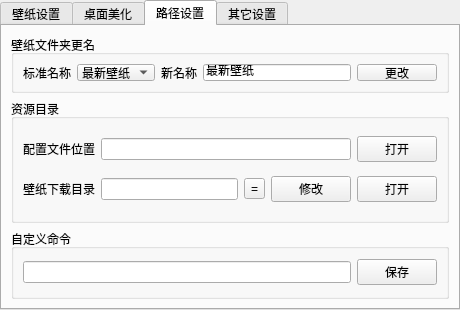
The window that dialog.ui (yjmthu/PySpeedBox) describes before a commit, drawn with Qt 5.
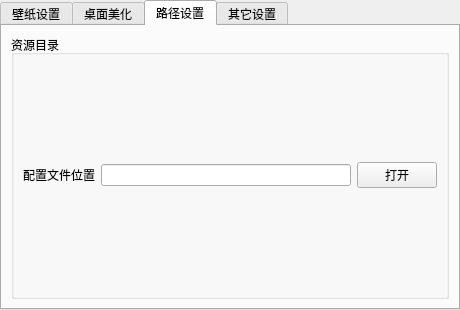
The same window after the commit. The open tabs and pages were chosen to show the change.

The edit to the form file:
```diff
--- a/dialog.ui
+++ b/dialog.ui
@@ -990,102 +990,6 @@
        <property name="bottomMargin">
         <number>9</number>
        </property>
-       <item>
-        <widget class="QGroupBox" name="groupBox_14">
-         <property name="maximumSize">
-          <size>
-           <width>16777215</width>
-           <height>58</height>
-          </size>
-         </property>
-         <property name="title">
-          <string>壁纸文件夹更名</string>
-         </property>
-         <layout class="QHBoxLayout" name="horizontalLayout_22">
-          <item>
-           <widget class="QLabel" name="label_12">
-            <property name="text">
-             <string>标准名称</string>
-            </property>
-           </widget>
-          </item>
-          <item>
-           <widget class="QComboBox" name="cBxstandardName">
-            <property name="cursor">
-             <cursorShape>OpenHandCursor</cursorShape>
-            </property>
-            <item>
-             <property name="text">
-              <string>最新壁纸</string>
-             </property>
-            </item>
-            <item>
-             <property name="text">
-              <string>最热壁纸</string>
-             </property>
-            </item>
-            <item>
-             <property name="text">
-              <string>自然壁纸</string>
-             </property>
-            </item>
-            <item>
-             <property name="text">
-              <string>动漫壁纸</string>
-             </property>
-            </item>
-            <item>
-             <property name="text">
-              <string>极简壁纸</string>
-             </property>
-            </item>
-            <item>
-             <property name="text">
-              <string>随机壁纸</string>
-             </property>
-            </item>
-            <item>
-             <property name="text">
-              <string>必应壁纸</string>
-             </property>
-            </item>
-            <item>
-             <property name="text">
-              <string>桌面壁纸</string>
-             </property>
-            </item>
-           </widget>
-          </item>
-          <item>
-           <widget class="QLabel" name="label_13">
-            <property name="text">
-             <string>新名称</string>
-            </property>
-           </widget>
-          </item>
-          <item>
-           <widget class="QLineEdit" name="lineNewName">
-            <property name="text">
-             <string>最新壁纸</string>
-            </property>
-           </widget>
-          </item>
-          <item>
-           <widget class="QPushButton" name="pBtnCustomName">
-            <property name="cursor">
-             <cursorShape>PointingHandCursor</cursorShape>
-            </property>
-            <property name="toolTip">
-             <string>*更改并保存</string>
-            </property>
-            <property name="text">
-             <string>更改</string>
-            </property>
-           </widget>
-          </item>
-         </layout>
-        </widget>
-       </item>
        <item>
         <widget class="QGroupBox" name="groupBox_6">
          <property name="title">
@@ -1119,92 +1023,6 @@
             </item>
            </layout>
           </item>
-          <item>
-           <layout class="QHBoxLayout" name="horizontalLayout_01">
-            <item>
-             <widget class="QLabel" name="label_11">
-              <property name="text">
-               <string>壁纸下载目录</string>
-              </property>
-             </widget>
-            </item>
-            <item>
-             <widget class="QLineEdit" name="lineBingPath">
-              <property name="readOnly">
-               <bool>false</bool>
-              </property>
-             </widget>
-            </item>
-            <item>
-             <widget class="QToolButton" name="toolButton_2">
-              <property name="toolTip">
-               <string>选择文件夹</string>
-              </property>
-              <property name="text">
-               <string>=</string>
-              </property>
-             </widget>
-            </item>
-            <item>
-             <widget class="QPushButton" name="pushButton_11">
-              <property name="toolTip">
-               <string>*修改并保存</string>
-              </property>
-              <property name="text">
-               <string>修改</string>
-              </property>
-             </widget>
-            </item>
-            <item>
-             <widget class="QPushButton" name="pBtnOpenPicturePath">
-              <property name="cursor">
-               <cursorShape>PointingHandCursor</cursorShape>
-              </property>
-              <property name="toolTip">
-               <string>*打开并保存</string>
-              </property>
-              <property name="text">
-               <string>打开</string>
-              </property>
-             </widget>
-            </item>
-           </layout>
-          </item>
-         </layout>
-        </widget>
-       </item>
-       <item>
-        <widget class="QGroupBox" name="groupBox_15">
-         <property name="sizePolicy">
-          <sizepolicy hsizetype="Preferred" vsizetype="Maximum">
-           <horstretch>0</horstretch>
-           <verstretch>0</verstretch>
-          </sizepolicy>
-         </property>
-         <property name="minimumSize">
-          <size>
-           <width>0</width>
-           <height>70</height>
-          </size>
-         </property>
-         <property name="title">
-          <string>自定义命令</string>
-         </property>
-         <layout class="QHBoxLayout" name="horizontalLayout_23">
-          <item>
-           <widget class="QLineEdit" name="linePathToOpen">
-            <property name="readOnly">
-             <bool>true</bool>
-            </property>
-           </widget>
-          </item>
-          <item>
-           <widget class="QPushButton" name="pushButton">
-            <property name="text">
-             <string>保存</string>
-            </property>
-           </widget>
-          </item>
          </layout>
         </widget>
        </item>
```
Left out of the diff: 6 changed lines with no effect on the pictures.
